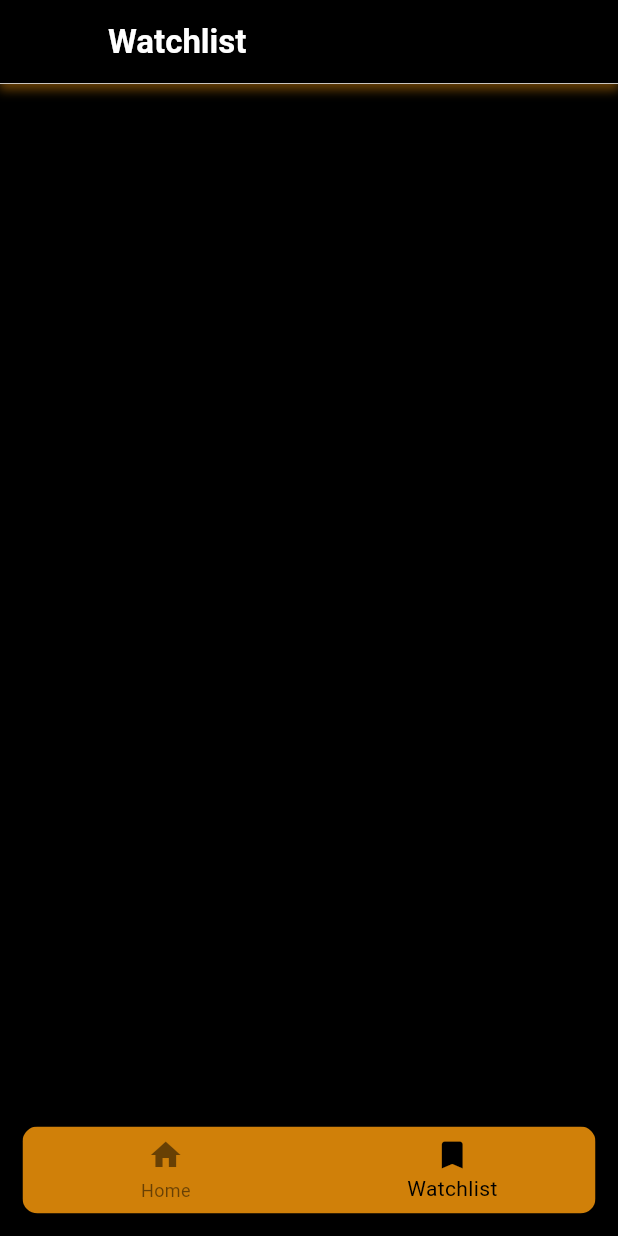
After one commit to sahidvp/stock_app, a Flutter app: the screen it shows after launch, item 2 of the bottom bar chosen, on a phone screen of 412 x 824 dp. The commit adds this screen. Run offline on Flutter 3.47's test engine with Material 3 defaults, Android fonts, the phone set to English and light mode, and no system bars; our stand-ins replace lottie.

Commit message:
fix:bottom nav bar functinality fixed

```diff
--- /dev/null
+++ b/lib/controller/bottomnav_provider.dart
@@ -0,0 +1,13 @@
+
+import 'package:flutter/foundation.dart';
+
+class BottomnavProvider extends ChangeNotifier {
+  int _currentIndex = 0;
+
+  int get currentIndex => _currentIndex;
+
+  void updateIndex(int newIndex) {
+    _currentIndex = newIndex;
+    notifyListeners();
+  }
+}
--- a/lib/main.dart
+++ b/lib/main.dart
@@ -1,7 +1,9 @@
 import 'package:flutter/material.dart';
 import 'package:provider/provider.dart';
+import 'package:stock_app/controller/bottomNav_provider.dart';
 import 'package:stock_app/controller/search_provider.dart';
 import 'package:stock_app/utils/app_theme.dart';
+import 'package:stock_app/view/bottom_navbar/bottom_navbar.dart';
 import 'package:stock_app/view/home_screen.dart/home_screen.dart';
 import 'package:stock_app/view/splash_screen.dart';
 
@@ -9,6 +11,7 @@ void main() {
   runApp(MultiProvider(
     providers: [
       ChangeNotifierProvider(create: (_) => SearchProvider()),
+      ChangeNotifierProvider(create: (_) => BottomnavProvider()),
     ],
     child: const MyApp(),
   ));
@@ -25,10 +28,11 @@ class MyApp extends StatelessWidget {
       title: 'Flutter Demo',
       theme: AppTheme.themeData,
       darkTheme: AppTheme.darkTheme,
-      initialRoute: "/splash",
+      initialRoute: "/bottomnav",
       routes: {
         "/splash": (context) => const SplashScreen(),
-        "/home": (context) => const HomeScreen()
+        "/home": (context) => const HomeScreen(),
+        "/bottomnav": (context) => const BottomNavbar(),
       },
     );
   }
--- a/lib/utils/app_text_styles.dart
+++ b/lib/utils/app_text_styles.dart
@@ -6,4 +6,10 @@ class AppTextStyles {
     fontWeight: FontWeight.w700,
     color: AppColors.foregroundColor,
   );
+  static const TextStyle expandedTitle = TextStyle(
+      color: AppColors.backgroundColor,
+      fontWeight: FontWeight.w700,
+      fontSize: 13);
+  static const TextStyle companyTitle =
+      TextStyle(fontWeight: FontWeight.bold, color: Colors.black, fontSize: 15);
 }
--- /dev/null
+++ b/lib/view/bottom_navbar/bottom_nav_bar.dart
@@ -0,0 +1,33 @@
+import 'package:flutter/material.dart';
+import 'package:provider/provider.dart';
+import 'package:stock_app/controller/bottomNav_provider.dart';
+import 'package:stock_app/utils/app_colors.dart';
+
+class BottomNav extends StatelessWidget {
+  const BottomNav({super.key});
+
+  @override
+  Widget build(BuildContext context) {
+    final tabIndexProvider = context.read<BottomnavProvider>();
+    final currentIndex = context.watch<BottomnavProvider>().currentIndex;
+
+    return Padding(
+      padding: const EdgeInsets.all(15),
+      child: ClipRRect(
+        borderRadius: BorderRadius.circular(10),
+        child: BottomNavigationBar(
+          currentIndex: currentIndex,
+          onTap: (index) => tabIndexProvider.updateIndex(index),
+          selectedItemColor: AppColors.backgroundColor,
+          unselectedItemColor: AppColors.backgroundColor.withOpacity(.5),
+          backgroundColor: AppColors.secondaryColor,
+          items: const [
+            BottomNavigationBarItem(icon: Icon(Icons.home), label: "Home"),
+            BottomNavigationBarItem(
+                icon: Icon(Icons.bookmark), label: "Watchlist"),
+          ],
+        ),
+      ),
+    );
+  }
+}
--- /dev/null
+++ b/lib/view/bottom_navbar/bottom_navbar.dart
@@ -0,0 +1,24 @@
+import 'package:flutter/material.dart';
+import 'package:provider/provider.dart';
+import 'package:stock_app/controller/bottomNav_provider.dart';
+import 'package:stock_app/view/bottom_navbar/bottom_nav_bar.dart';
+
+import '../home_screen.dart/home_screen.dart';
+import '../watchlist_screen.dart/watchlist_screen.dart';
+
+class BottomNavbar extends StatelessWidget {
+  const BottomNavbar({super.key});
+
+  @override
+  Widget build(BuildContext context) {
+    final currentIndex = context.watch<BottomnavProvider>().currentIndex;
+      final screens = [
+      const HomeScreen(),
+      const WatchlistScreen()
+    ];
+    return Scaffold(
+      body: screens[currentIndex],
+      bottomNavigationBar: const BottomNav(),
+    );
+  }
+}
--- a/lib/view/home_screen.dart/widgets/app_bar.dart
+++ b/lib/view/home_screen.dart/widgets/app_bar.dart
@@ -22,7 +22,7 @@ AppBar appBar(String title) {
             offset: const Offset(0, 3),
           ),
         ],
-        border: Border(
+        border: const Border(
           bottom: BorderSide(
             color: AppColors.foregroundColor,
             width: 0.5,
--- /dev/null
+++ b/lib/view/watchlist_screen.dart/watchlist_screen.dart
@@ -0,0 +1,16 @@
+import 'package:flutter/material.dart';
+import 'package:stock_app/view/home_screen.dart/widgets/app_bar.dart';
+
+class WatchlistScreen extends StatelessWidget {
+  const WatchlistScreen({super.key});
+
+  @override
+  Widget build(BuildContext context) {
+    return Scaffold(
+      appBar: appBar("Watchlist"),
+      body: Column(
+        children: [],
+      ),
+    );
+  }
+}
```
Also changed, not shown: lib/controller/search_provider.dart (+0 -29 lines), lib/view/home_screen.dart/home_screen.dart (+6 -8 lines), lib/view/home_screen.dart/widgets/bottom_nav_bar.dart (deleted, +0 -21 lines), lib/view/home_screen.dart/widgets/expanded_content.dart (+4 -6 lines), lib/view/home_screen.dart/widgets/expanded_list.dart (+18 -8 lines).
